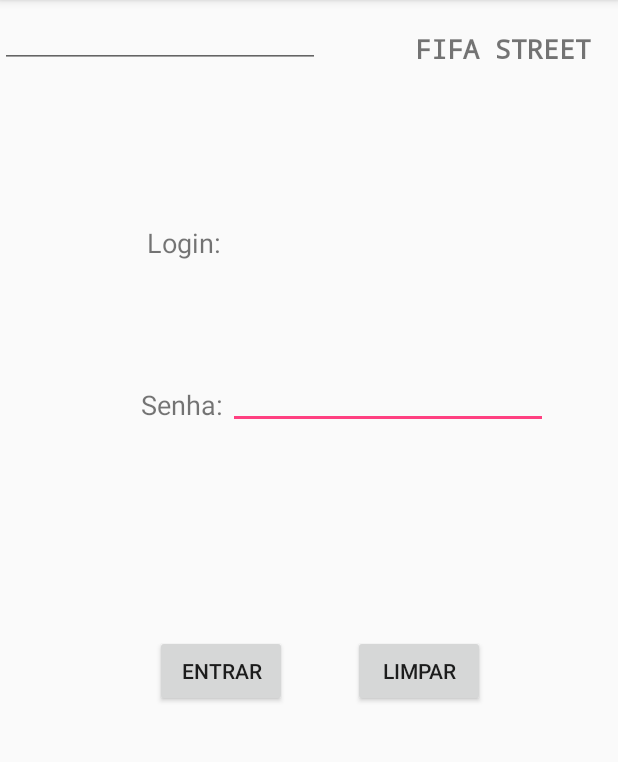
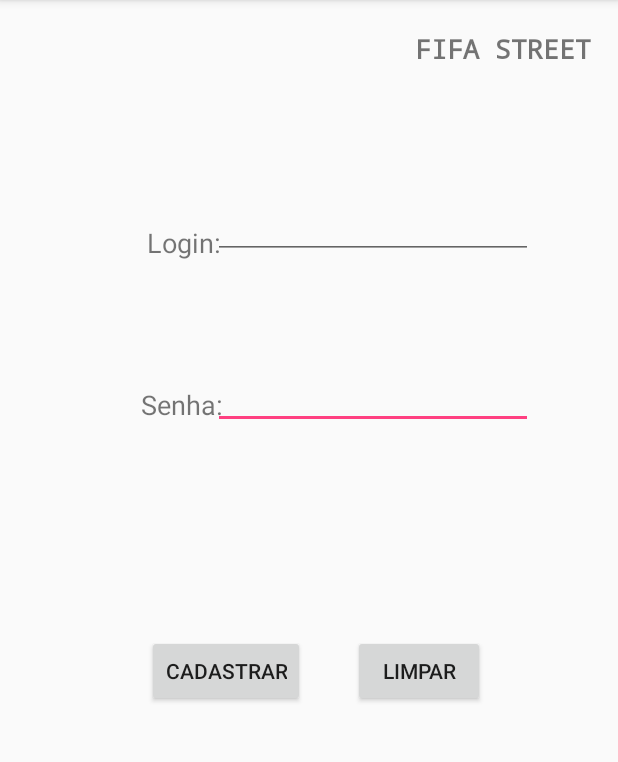
Before and after one commit to WerikyFernando/jogo, an Android app: the screen it shows after launch (MainActivity), on a phone screen of 412 x 824 dp, the part 84-846 px from its top. Run offline under Robolectric (Android 15) with nearby library versions, the phone set to English and light mode, and no system bars.

Commit message:
Finalizaçâo do jogo.

```diff
--- a/app/src/main/java/com/example/aluno/jogo/MainActivity.java
+++ b/app/src/main/java/com/example/aluno/jogo/MainActivity.java
@@ -2,12 +2,59 @@ package com.example.aluno.jogo;
 
 import android.support.v7.app.AppCompatActivity;
 import android.os.Bundle;
+import android.view.View;
+import android.widget.Button;
+import android.widget.EditText;
+import android.widget.TextView;
+import android.widget.Toast;
 
 public class MainActivity extends AppCompatActivity {
+
+    private EditText login;
+    private EditText senha;
+    private Button cadastrar;
+    private Button limpar;
+    private TextView sucess;
+
 
     @Override
     protected void onCreate(Bundle savedInstanceState) {
         super.onCreate(savedInstanceState);
         setContentView(R.layout.activity_main);
+
+        login = (EditText) findViewById(R.id.TextLogin);
+        senha = (EditText) findViewById(R.id.TextSenha);
+        cadastrar= (Button) findViewById(R.id.textcad);
+        limpar = (Button) findViewById(R.id.textLimpar);
+
+    cadastrar.setOnClickListener(new View.OnClickListener() {
+        @Override
+        public void onClick(View v) {
+            String nomel = login.getText().toString();
+            String nomes = senha.getText().toString();
+            String nada = "";
+
+        if (!nomel.equals("")&&!nomes.equals("")){
+            Toast.makeText(MainActivity.this, "Cadastrado com Sucesso!", Toast.LENGTH_SHORT).show();
+        }
+        else {
+            Toast.makeText(MainActivity.this, "ERRO!", Toast.LENGTH_SHORT).show();
+        }
+
+
+
+
+        }
+    });
+    limpar.setOnClickListener(new View.OnClickListener() {
+        @Override
+        public void onClick(View v) {
+            login.setText("");
+            senha.setText("");
+
+        }
+    });
+
+
     }
 }
--- a/app/src/main/res/layout/activity_main.xml
+++ b/app/src/main/res/layout/activity_main.xml
@@ -59,7 +59,7 @@
         app:layout_constraintVertical_bias="0.196" />
 
     <EditText
-        android:id="@+id/editText2"
+        android:id="@+id/TextSenha"
         android:layout_width="wrap_content"
         android:layout_height="wrap_content"
         android:layout_marginBottom="8dp"
@@ -70,7 +70,7 @@
         android:inputType="textPassword"
         app:layout_constraintBottom_toBottomOf="parent"
         app:layout_constraintEnd_toEndOf="parent"
-        app:layout_constraintHorizontal_bias="0.79"
+        app:layout_constraintHorizontal_bias="0.732"
         app:layout_constraintStart_toStartOf="parent"
         app:layout_constraintTop_toTopOf="parent"
         app:layout_constraintVertical_bias="0.329" />
@@ -92,14 +92,14 @@
         app:layout_constraintVertical_bias="0.59" />
 
     <Button
-        android:id="@+id/textEntrar2"
+        android:id="@+id/textcad"
         android:layout_width="wrap_content"
         android:layout_height="wrap_content"
         android:layout_marginBottom="8dp"
         android:layout_marginEnd="8dp"
         android:layout_marginStart="8dp"
         android:layout_marginTop="8dp"
-        android:text="Entrar"
+        android:text="Cadastrar"
         app:layout_constraintBottom_toBottomOf="parent"
         app:layout_constraintEnd_toEndOf="parent"
         app:layout_constraintHorizontal_bias="0.31"
@@ -111,9 +111,17 @@
         android:id="@+id/TextLogin"
         android:layout_width="wrap_content"
         android:layout_height="wrap_content"
+        android:layout_marginBottom="8dp"
+        android:layout_marginEnd="8dp"
+        android:layout_marginStart="8dp"
+        android:layout_marginTop="8dp"
         android:ems="10"
         android:inputType="textPersonName"
-        tools:layout_editor_absoluteX="129dp"
-        tools:layout_editor_absoluteY="84dp" />
+        app:layout_constraintBottom_toBottomOf="parent"
+        app:layout_constraintEnd_toEndOf="parent"
+        app:layout_constraintHorizontal_bias="0.732"
+        app:layout_constraintStart_toStartOf="parent"
+        app:layout_constraintTop_toTopOf="parent"
+        app:layout_constraintVertical_bias="0.169" />
 
 </android.support.constraint.ConstraintLayout>
```
Also changed, not shown: 1 other file.
